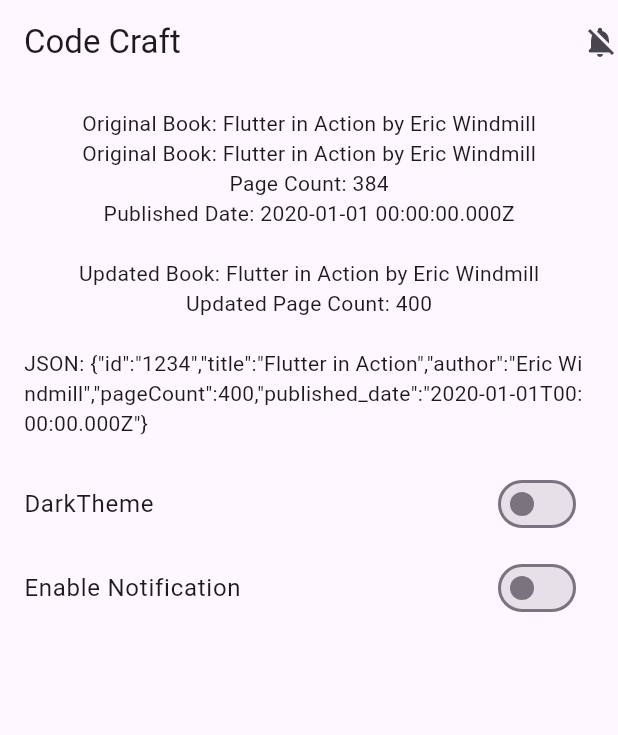
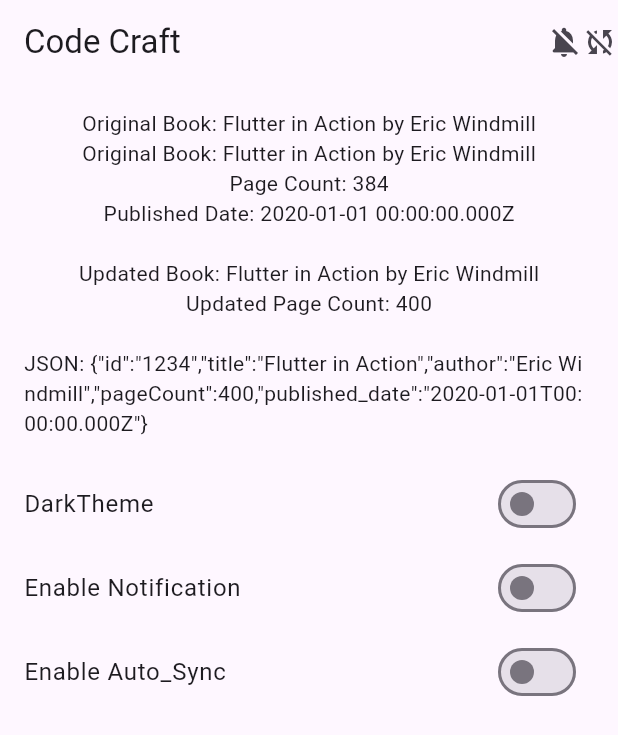
Before and after one commit to AliRadwan/codecraft_using_provider, a Flutter app: the screen it shows after launch, on a phone screen of 412 x 824 dp. Shown: the top 735 px of the screen. Run offline on Flutter 3.47's test engine with Material 3 defaults, Android fonts, the phone set to English and light mode, and no system bars; our stand-ins replace freezed_annotation.

```diff
--- a/lib/main.dart
+++ b/lib/main.dart
@@ -45,7 +45,11 @@ class MyApp extends StatelessWidget {
                   builder: (context,appSetting,child) {
                     return Icon(appSetting.notification? Icons.notifications:Icons.notifications_off_rounded);
                   }
-                )
+                ),
+              Selector<AppSettingProvider,bool>(builder: (context,appSetting,child){
+                return Icon(appSetting? Icons.sync:Icons.sync_disabled);
+              }, selector: (context,appSetting)=>appSetting.autoSyncEnabled)
+
             ],
             ),
             // backgroundColor: Colors.deepOrangeAccent,
--- a/lib/setting/app_setting_provider.dart
+++ b/lib/setting/app_setting_provider.dart
@@ -2,11 +2,20 @@ import 'package:flutter/material.dart';
 
 class AppSettingProvider with ChangeNotifier{
   bool _notification = false;
+  bool _autoSyncEnabled = false;
 
   bool get notification => _notification;
+  bool get autoSyncEnabled => _autoSyncEnabled;
+
 
   void toggleNotification(){
     _notification = !_notification;
     notifyListeners();
   }
+
+
+  void toggleAutoSync(){
+    _autoSyncEnabled = !_autoSyncEnabled;
+    notifyListeners();
+  }
 }
--- a/lib/theme/app_theme_view.dart
+++ b/lib/theme/app_theme_view.dart
@@ -16,12 +16,19 @@ class AppThemeView extends StatelessWidget {
               appTheme.toggleTheme();
             });
           } ),
-
           Consumer<AppSettingProvider>(builder: (context,appSetting,child){
-            return SwitchListTile(title: Text("Enable Notification"),value: appSetting.notification, onChanged: (value){
+            return SwitchListTile(title: const Text("Enable Notification"),value: appSetting.notification, onChanged: (value){
               appSetting.toggleNotification();
             });
-          })
+          }),
+
+          Selector<AppSettingProvider,bool>(builder: (context,appSetting,child){
+            return SwitchListTile(title:  const Text("Enable Auto_Sync"),value:appSetting, onChanged: (value){
+              Provider.of<AppSettingProvider>(
+                context,listen: true
+              ).toggleAutoSync();
+            });
+          }, selector: (context,appSetting)=>appSetting.autoSyncEnabled)
         ],
       ),
     );
```
